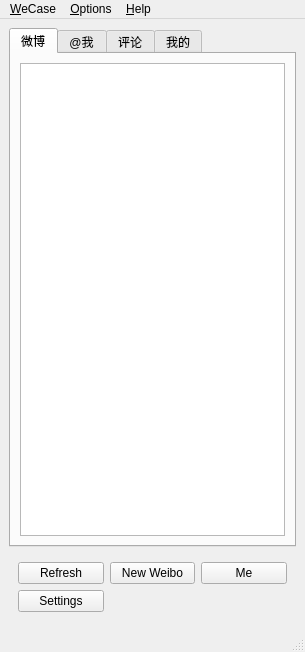
First picture: the form in ui/MainWindow.ui, repository WeCase/WeCase, before the edit.
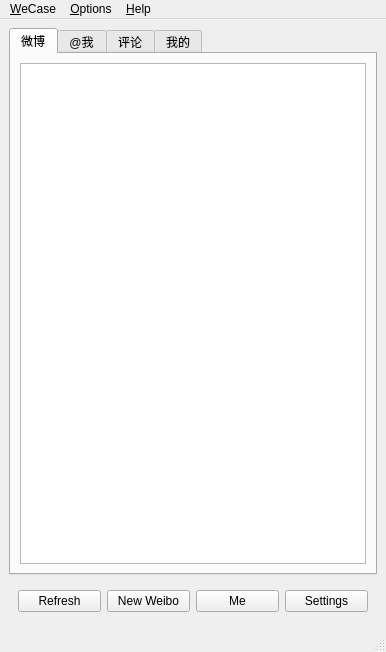
Second picture: the form after the edit. Icons and pictures are not drawn.

Commit message: 加宽主界面

```diff
--- a/ui/MainWindow.ui
+++ b/ui/MainWindow.ui
@@ -6,7 +6,7 @@
    <rect>
     <x>0</x>
     <y>0</y>
-    <width>305</width>
+    <width>386</width>
     <height>652</height>
    </rect>
   </property>
@@ -122,7 +122,7 @@
          </property>
         </widget>
        </item>
-       <item row="1" column="0">
+       <item row="0" column="3">
         <widget class="QPushButton" name="pushButton_settings">
          <property name="text">
           <string>Settings</string>
@@ -142,8 +142,8 @@
     <rect>
      <x>0</x>
      <y>0</y>
-     <width>305</width>
-     <height>23</height>
+     <width>386</width>
+     <height>20</height>
     </rect>
    </property>
    <property name="sizePolicy">
```
The commit also changes 1 other file.
